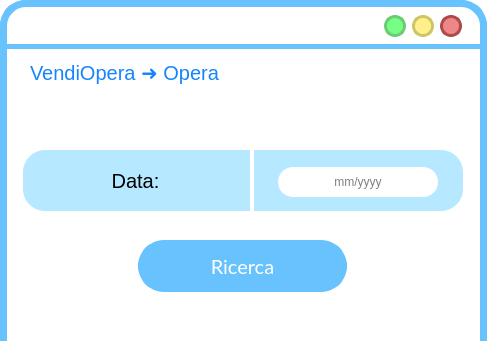
First picture: the form in ui/RiercaTemplate.ui, repository SbattellaMattia/SoftwareEngineering, before the edit; both pictures show x 0 to 487 and y 0 to 341 of the 487 by 659 pixel window.
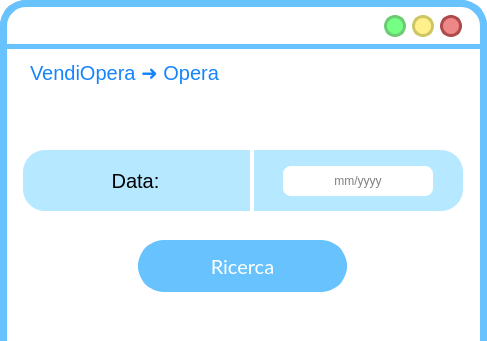
Second picture: the form after the edit. Icons and pictures are not drawn.

What changed in the file:
```diff
--- a/ui/RiercaTemplate.ui
+++ b/ui/RiercaTemplate.ui
@@ -434,16 +434,27 @@
    <widget class="QLineEdit" name="meseLineEdit">
     <property name="geometry">
      <rect>
-      <x>278</x>
-      <y>167</y>
-      <width>160</width>
+      <x>283</x>
+      <y>166</y>
+      <width>150</width>
       <height>30</height>
      </rect>
     </property>
     <property name="styleSheet">
-     <string notr="true">border-style: solid;
-border-radius:15px;
-border-color: rgb(255, 255, 255);</string>
+     <string notr="true">QLineEdit{
+background:rgb(255, 255, 255);
+border-radius:8px;
+border-color:rgb(104, 194, 253);
+border-style: solid;
+border-width:0;
+}
+QLineEdit::focus{
+background:rgb(255, 255, 255);
+border-radius:8px;
+border-color:rgb(104, 194, 253);
+border-style: solid;
+border-width:3;
+}</string>
     </property>
     <property name="text">
      <string/>
```
Left out of the diff: 8 changed lines with no effect on the pictures.
